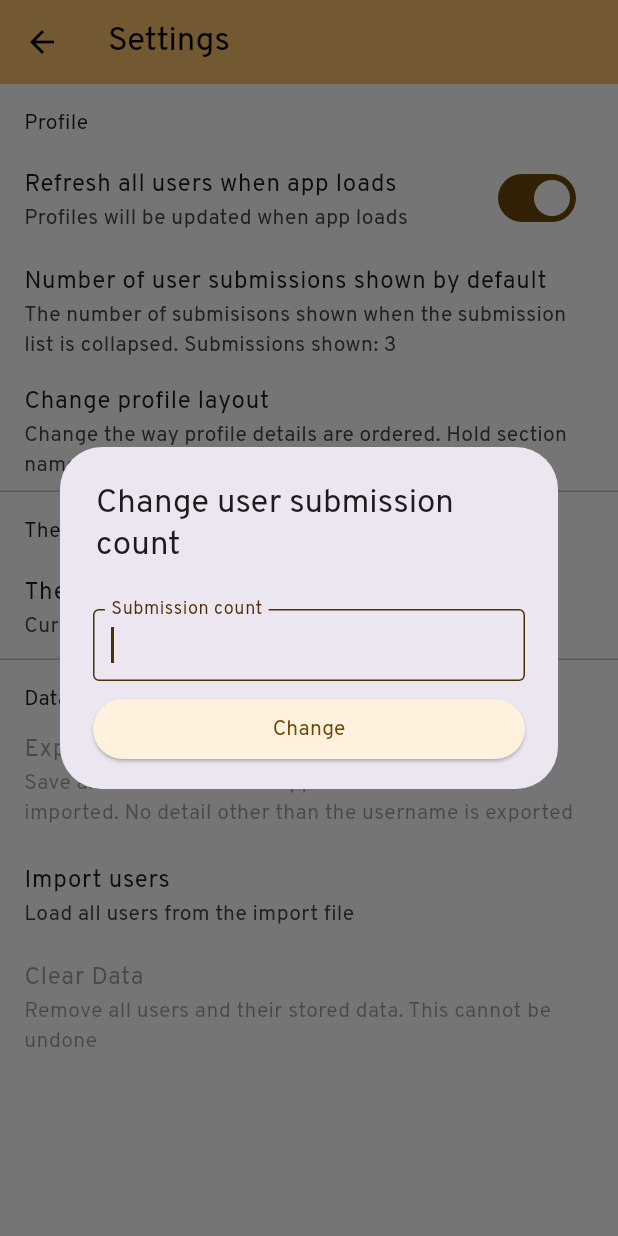
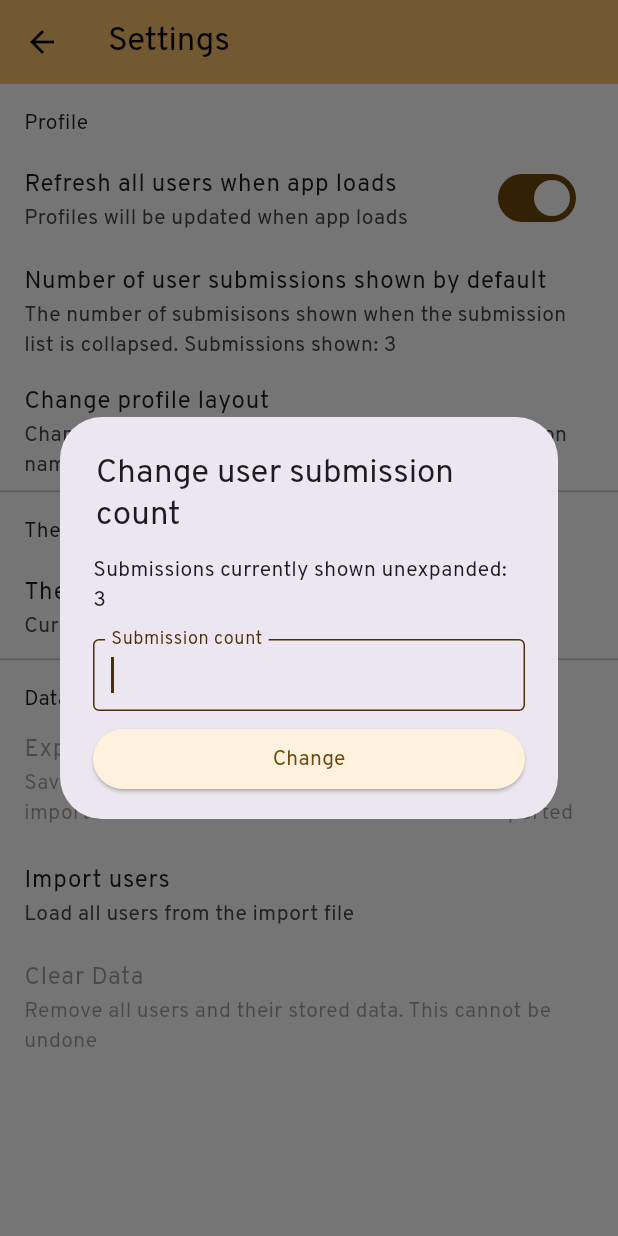
Before and after one commit to eterniter06/leetprofile, a Flutter app: the Settings screen opened directly, after a tap on "Number of user submissions shown by defa", on a phone screen of 412 x 824 dp. Run offline on Flutter 3.47's test engine with Material 2 defaults, Android fonts, the phone set to English and light mode, and no system bars; our stand-ins replace cached_network_image, csv, file_picker, fl_chart, flutter_heatmap_calendar, flutter_svg and 7 more; accounts and stored records are empty; generated files the repository leaves out were written again.

Commit message:
Show previous value of submissions shown in dialog box

```diff
--- a/lib/pages/settings/components/submission_count_dialog.dart
+++ b/lib/pages/settings/components/submission_count_dialog.dart
@@ -1,7 +1,9 @@
 import 'package:flutter/material.dart';
 
 class SubmissionCountDialogBox extends StatefulWidget {
-  const SubmissionCountDialogBox({super.key});
+  const SubmissionCountDialogBox(
+      {required this.previousSubmissionCount, super.key});
+  final int previousSubmissionCount;
 
   @override
   State<SubmissionCountDialogBox> createState() =>
@@ -32,8 +34,14 @@ class _SubmissionCountDialogBoxState extends State<SubmissionCountDialogBox> {
           'Dialog box to change the number of user submissions shown by default',
       children: [
         Padding(
+          padding: const EdgeInsets.symmetric(horizontal: 22.0),
+          child: Text(
+              'Submissions currently shown unexpanded: ${widget.previousSubmissionCount}'),
+        ),
+        Padding(
           padding: const EdgeInsets.fromLTRB(22, 16, 22, 8),
-          child: Form(
+          child: Column(children: [
+            Form(
               key: _formKey,
               child: TextFormField(
                 autovalidateMode: AutovalidateMode.onUserInteraction,
@@ -59,6 +67,7 @@ class _SubmissionCountDialogBoxState extends State<SubmissionCountDialogBox> {
                 enableSuggestions: true,
               ),
             ),
+          ]),
         ),
         Padding(
           padding: const EdgeInsets.symmetric(vertical: 0, horizontal: 22),
--- a/lib/pages/settings/settings.dart
+++ b/lib/pages/settings/settings.dart
@@ -94,7 +94,8 @@ class _SettingsState extends State<Settings> {
                 onTap: () async {
                   int? count = await showDialog(
                     context: context,
-                    builder: (context) => const SubmissionCountDialogBox(),
+                    builder: (context) => SubmissionCountDialogBox(
+                        previousSubmissionCount: submissionCount),
                   );
 
                   if (count != null) {
```
Lines whose indentation alone changed are shown as unchanged.
